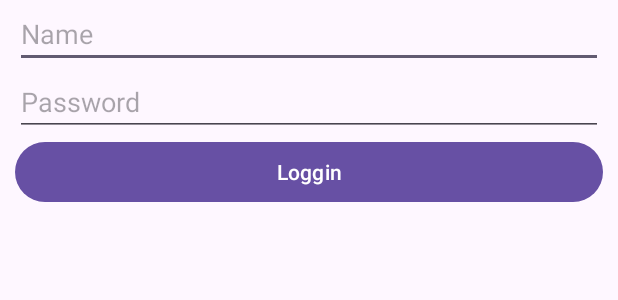
After one commit to CristianHernan92/KeepCoding-AndroidFundamentos, an Android app: the layout activity_example_use_include.xml on its own in the app's theme, with its tools: preview values and no code run, on a phone screen of 412 x 824 dp. The commit adds this screen. Shown: the top 300 px of the screen. Run offline under Robolectric (Android 15) with nearby library versions, the phone set to English and light mode, and no system bars.

Commit message:
Include agregado

```diff
--- /dev/null
+++ b/ResumenPracticadeloexplicadoenlasclases/app/src/main/res/layout/activity_example_use_include.xml
@@ -0,0 +1,16 @@
+<?xml version="1.0" encoding="utf-8"?>
+<androidx.constraintlayout.widget.ConstraintLayout xmlns:android="http://schemas.android.com/apk/res/android"
+    android:layout_width="match_parent"
+    android:layout_height="match_parent"
+    xmlns:app="http://schemas.android.com/apk/res-auto"
+    android:orientation="vertical">
+
+    <include
+        android:id="@+id/first_include"
+        layout="@layout/layout_user_data"
+        app:layout_constraintTop_toTopOf="parent"
+        >
+
+    </include>
+
+</androidx.constraintlayout.widget.ConstraintLayout>
--- /dev/null
+++ b/ResumenPracticadeloexplicadoenlasclases/app/src/main/res/layout/layout_user_data.xml
@@ -0,0 +1,41 @@
+<?xml version="1.0" encoding="utf-8"?>
+<androidx.constraintlayout.widget.ConstraintLayout xmlns:android="http://schemas.android.com/apk/res/android"
+    xmlns:app="http://schemas.android.com/apk/res-auto"
+    android:layout_width="match_parent"
+    android:layout_height="wrap_content"
+    android:layout_margin="10dp"
+    android:orientation="vertical">
+
+    <EditText
+        android:id="@+id/editTextText"
+        android:layout_width="match_parent"
+        android:layout_height="wrap_content"
+        app:layout_constraintTop_toTopOf="parent"
+        android:hint="@string/Nombre"
+        android:inputType="text"
+        android:autofillHints="name"
+        >
+
+    </EditText>
+
+    <EditText
+        android:id="@+id/editTextTextTwo"
+        android:layout_width="match_parent"
+        android:layout_height="wrap_content"
+        app:layout_constraintTop_toBottomOf="@id/editTextText"
+        android:hint="@string/Contraseña"
+        android:inputType="textPassword"
+        android:autofillHints="password"
+        >
+
+    </EditText>
+
+    <Button
+        android:layout_width="match_parent"
+        android:layout_height="wrap_content"
+        app:layout_constraintTop_toBottomOf="@id/editTextTextTwo"
+        android:text="@string/loggin">
+
+    </Button>
+
+</androidx.constraintlayout.widget.ConstraintLayout>
--- a/ResumenPracticadeloexplicadoenlasclases/app/src/main/res/values/strings.xml
+++ b/ResumenPracticadeloexplicadoenlasclases/app/src/main/res/values/strings.xml
@@ -13,4 +13,6 @@
     <string name="Contenido">Content</string>
     <string name="Fecha">Date</string>
     <string name="Estrellita">Star</string>
+    <string name="loggin">Loggin</string>
+    <string name="Contraseña">Password</string>
 </resources>
```
Also changed, not shown: 2 other files.
